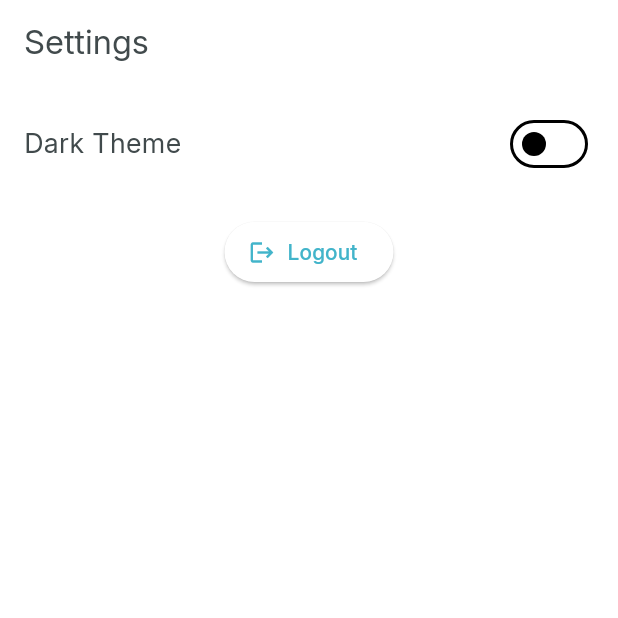
After one commit to sedsax/The-Rick-and-Morty-App, a Flutter app: the SettingsView screen opened by its route, on a phone screen of 412 x 824 dp, the top half of it. The commit adds this screen. Run offline on Flutter 3.47's test engine with Material 3 defaults, Android fonts, the phone set to English and light mode, and no system bars; our stand-ins replace dio, get_it, go_router, shared_preferences; accounts and stored records are empty; network calls fail.

Commit message:
dark tema eklendi

```diff
--- a/lib/app/router.dart
+++ b/lib/app/router.dart
@@ -9,6 +9,7 @@ import 'package:ricky_and_mortypp/views/screens/locations_view/locations_view.da
 import 'package:ricky_and_mortypp/views/screens/login_view.dart';
 import 'package:ricky_and_mortypp/views/screens/sections_view/sections_view.dart';
 import 'package:ricky_and_mortypp/views/screens/signup_view.dart';
+import 'package:ricky_and_mortypp/views/screens/settings_view.dart';
 
 final _routerKey = GlobalKey<NavigatorState>();
 
@@ -20,6 +21,7 @@ class AppRoutes {
   static const favorites = '/favorites';
   static const locations = '/locations';
   static const sections = '/sections';
+  static const settings = '/settings';
 }
 
 final router = GoRouter(
@@ -50,6 +52,10 @@ final router = GoRouter(
     GoRoute(
       path: '/signup',
       builder: (context, state) => const SignUpView(),
+    ),
+    GoRoute(
+      path: AppRoutes.settings,
+      builder: (context, state) => const SettingsView(),
     ),
     StatefulShellRoute.indexedStack(
       builder: (context, state, navigationShell) =>
--- a/lib/app/theme.dart
+++ b/lib/app/theme.dart
@@ -17,4 +17,19 @@ class AppTheme {
           style: IconButton.styleFrom(foregroundColor: const Color(0xFF42B4CA)),
         ),
       );
+  static ThemeData get darkTheme => ThemeData(
+        fontFamily: 'Inter',
+        scaffoldBackgroundColor: Colors.black,
+        colorScheme: const ColorScheme.dark(
+          primary: Color(0xFF42B4CA),
+          secondary: Color(0xFF222222),
+          error: Color(0xFFEA7979),
+          surface: Color(0xFF222222),
+          onSurface: Color(0xFFE0E0E0),
+          tertiary: Color(0xFFB5C4C7),
+        ),
+        iconButtonTheme: IconButtonThemeData(
+          style: IconButton.styleFrom(foregroundColor: const Color(0xFF42B4CA)),
+        ),
+      );
 }
--- a/lib/main.dart
+++ b/lib/main.dart
@@ -21,13 +21,38 @@ void main() async {
           create: (context) => FavoritesViewmodel(),
         ),
       ],
-      child: const MyApp(),
+      child: ThemeSwitcher(),
     ),
   );
 }
 
+class ThemeSwitcher extends StatefulWidget {
+  @override
+  State<ThemeSwitcher> createState() => _ThemeSwitcherState();
+}
+
+class _ThemeSwitcherState extends State<ThemeSwitcher> {
+  ThemeMode _themeMode = ThemeMode.light;
+
+  void _changeTheme(ThemeMode mode) {
+    setState(() {
+      _themeMode = mode;
+    });
+  }
+
+  @override
+  Widget build(BuildContext context) {
+    return MyApp(
+      themeMode: _themeMode,
+      changeTheme: _changeTheme,
+    );
+  }
+}
+
 class MyApp extends StatelessWidget {
-  const MyApp({super.key});
+  final ThemeMode themeMode;
+  final void Function(ThemeMode)? changeTheme;
+  const MyApp({super.key, this.themeMode = ThemeMode.light, this.changeTheme});
 
   @override
   Widget build(BuildContext context) {
@@ -35,6 +60,24 @@ class MyApp extends StatelessWidget {
       routerConfig: router,
       debugShowCheckedModeBanner: false,
       theme: AppTheme.lightTheme,
+      darkTheme: AppTheme.darkTheme,
+      themeMode: themeMode,
+      builder: (context, child) {
+        return MyTheme(
+          changeTheme: changeTheme ?? (_) {},
+          child: child ?? const SizedBox.shrink(),
+        );
+      },
     );
   }
 }
+
+class MyTheme extends InheritedWidget {
+  final void Function(ThemeMode) changeTheme;
+  const MyTheme({required this.changeTheme, required super.child, super.key});
+
+  static MyTheme? of(BuildContext context) => context.dependOnInheritedWidgetOfExactType<MyTheme>();
+
+  @override
+  bool updateShouldNotify(covariant InheritedWidget oldWidget) => false;
+}
--- a/lib/views/app_view.dart
+++ b/lib/views/app_view.dart
@@ -74,9 +74,8 @@ class AppView extends StatelessWidget {
       actions: [
         IconButton(
           icon: const Icon(Icons.settings),
-          onPressed: () async {
-            await authService.signOut(); // Çıkış yap
-            context.go('/login'); // Çıkış yapınca giriş sayfasına yönlendir
+          onPressed: () {
+            context.push('/settings'); // Ayarlar sayfasına yönlendir
           },
         ),
       ],
--- /dev/null
+++ b/lib/views/screens/settings_view.dart
@@ -0,0 +1,52 @@
+import 'package:flutter/material.dart';
+import 'package:provider/provider.dart';
+import 'package:ricky_and_mortypp/services/auth_service.dart';
+import '../../main.dart';
+
+class SettingsView extends StatelessWidget {
+  const SettingsView({super.key});
+
+  @override
+  Widget build(BuildContext context) {
+    final isDark = Theme.of(context).brightness == Brightness.dark;
+    return Scaffold(
+      appBar: AppBar(
+        title: const Text('Settings'),
+      ),
+      body: Padding(
+        padding: const EdgeInsets.all(16.0),
+        child: Column(
+          crossAxisAlignment: CrossAxisAlignment.start,
+          children: [
+            Row(
+              mainAxisAlignment: MainAxisAlignment.spaceBetween,
+              children: [
+                const Text('Dark Theme', style: TextStyle(fontSize: 18)),
+                Switch(
+                  value: isDark,
+                  onChanged: (val) {
+                    final themeMode = val ? ThemeMode.dark : ThemeMode.light;
+                    MyTheme.of(context)?.changeTheme(themeMode);
+                  },
+                ),
+              ],
+            ),
+            const SizedBox(height: 24),
+            Center(
+              child: ElevatedButton.icon(
+                icon: const Icon(Icons.logout),
+                label: const Text('Logout'),
+                onPressed: () async {
+                  await Provider.of<AuthService>(context, listen: false).signOut();
+                  if (context.mounted) {
+                    Navigator.of(context).pushNamedAndRemoveUntil('/login', (route) => false);
+                  }
+                },
+              ),
+            ),
+          ],
+        ),
+      ),
+    );
+  }
+}
```
